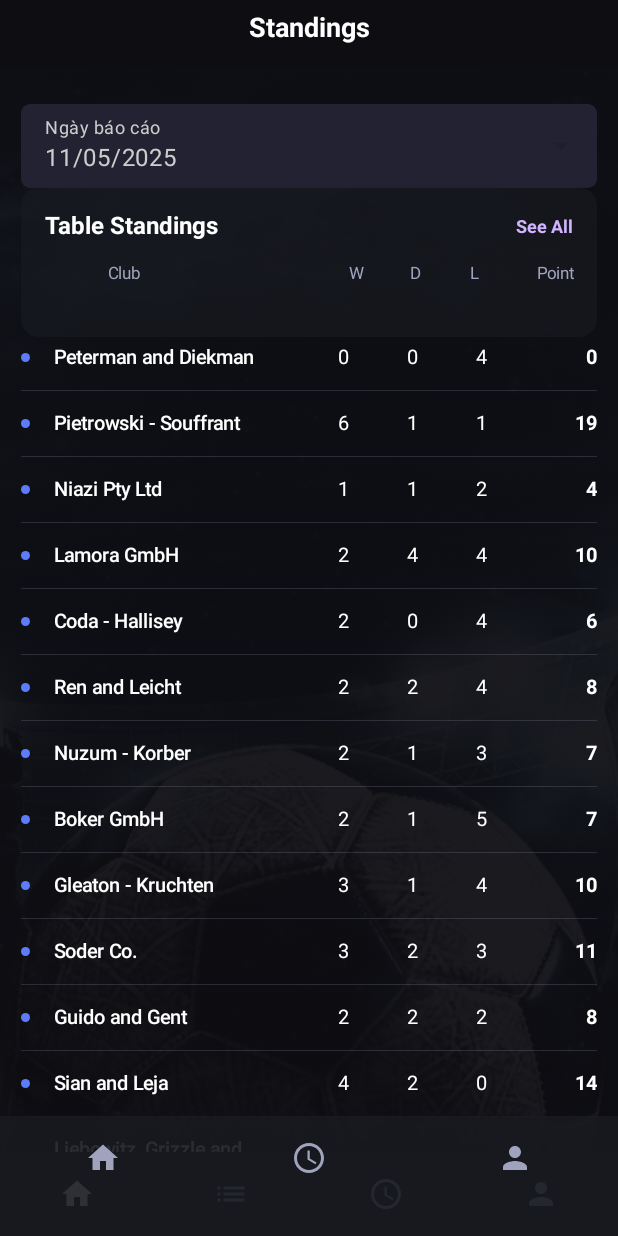
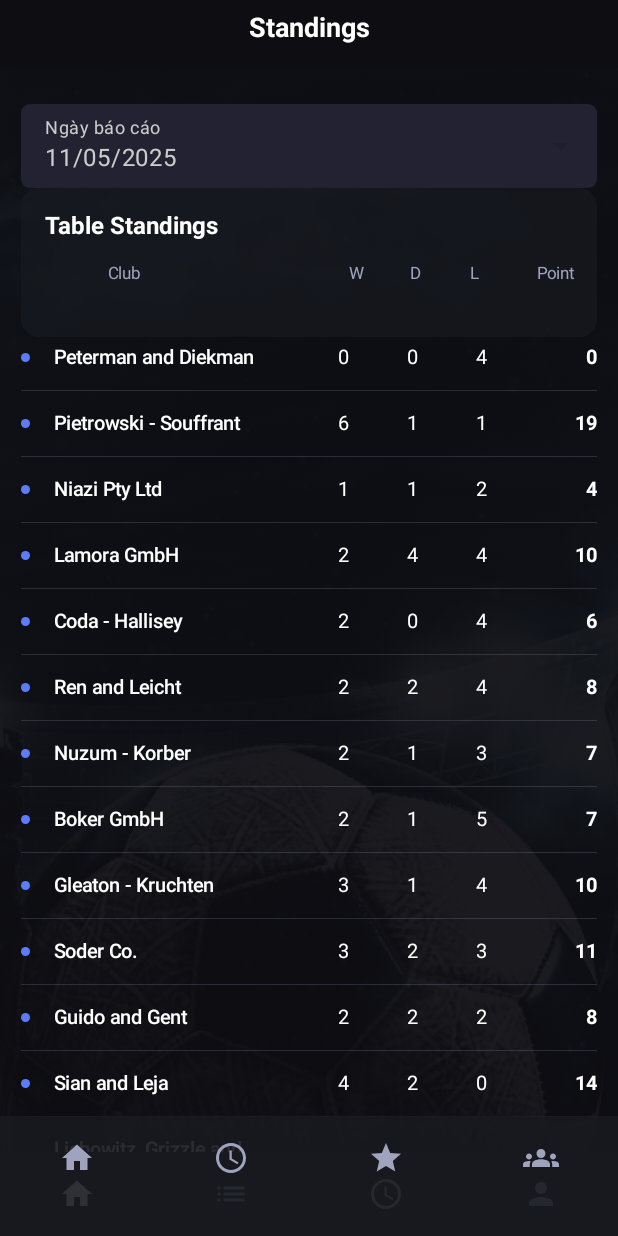
Before and after one commit to kohrabi/QuanLyBongDa, an Android app built with Jetpack Compose: the BaoCaoScreen screen opened through its navigation route, on a phone screen of 412 x 824 dp. Run offline under Robolectric (Android 15) with nearby library versions, the phone set to English and light mode, and no system bars; our stand-ins replace Dagger/Hilt's generated code, Room's generated code; pictures from the network do not load.

Commit message:
Clean up

```diff
--- a/app/src/main/java/com/example/quanlybongda/AppNavigation.kt
+++ b/app/src/main/java/com/example/quanlybongda/AppNavigation.kt
@@ -40,7 +40,6 @@ data class BottomNavigationRoute(
     val icon : ImageVector
 )
 
-val homeRoute = "baoCao";
 
 fun navigatePopUpTo(navController: NavController, routeName : String) {
     navController.navigate(routeName) {
@@ -58,6 +57,7 @@ fun navigatePopUpTo(navController: NavController, routeName : String) {
     }
 }
 
+val homeRoute = "baoCao";
 @Composable
 fun AppNavigation() {
     val navController = rememberNavController();
@@ -67,9 +67,10 @@ fun AppNavigation() {
 //        BottomNavigationType("login", "Home", Icons.Default.Home),
 //        BottomNavigationType("signUp", ,),
 //        BottomNavigationRoute("ghiNhan/1", "Home", Icons.Default.Home),
-        BottomNavigationRoute("baoCao", "Home", Icons.Default.Home),
-        BottomNavigationRoute("lapLich", "Schedule", Icons.Default.Schedule),
-        BottomNavigationRoute("hoSo", "Profile", Icons.Default.Person),
+        BottomNavigationRoute("baoCao", "Báo cáo", Icons.Default.Home),
+        BottomNavigationRoute("lapLich", "Lập lịch", Icons.Default.Schedule),
+        BottomNavigationRoute("muaGiai", "Mùa giải", Icons.Default.Star),
+        BottomNavigationRoute("doiBong", "Đội bóng", Icons.Default.Groups),
     )
 
     Scaffold(
@@ -110,7 +111,7 @@ fun AppNavigation() {
     ) { innerPadding ->
         NavHost(
             navController = navController,
-            startDestination = "doiBong",
+            startDestination = homeRoute,
             Modifier.fillMaxSize().background(DarkColorScheme.background)
         ) {
             val modifier = Modifier.padding(innerPadding);
@@ -128,7 +129,9 @@ fun AppNavigation() {
                 CauThuScreen(backStackEntry.arguments?.getInt("maDoi") ?: 0, navController, modifier)
             }
 
-            composable("cauThuInput") { CauThuInputScreen(navController, modifier) }
+            composable("cauThuInput/{maDoi}", arguments = listOf(navArgument("maDoi") { type = NavType.IntType})) { backStackEntry ->
+                CauThuInputScreen(backStackEntry.arguments?.getInt("maDoi") ?: 0, navController, modifier)
+            }
             composable("doiBongInput") { DoiBongInputScreen(navController, modifier) }
             composable("banThangInput") { BanThangInputScreen(navController, modifier) }
             composable("lichThiDauInput") { LichThiDauInputScreen(navController, modifier) }
--- a/app/src/main/java/com/example/quanlybongda/ui/jetpackcompose/screens/BaoCaoScreen.kt
+++ b/app/src/main/java/com/example/quanlybongda/ui/jetpackcompose/screens/BaoCaoScreen.kt
@@ -132,12 +132,12 @@ fun BaoCaoScreen(
                                 fontSize = 16.sp,
                                 fontWeight = FontWeight.Bold
                             )
-                            Text(
-                                text = "See All",
-                                color = standingsTextAccent,
-                                fontSize = 12.sp,
-                                fontWeight = FontWeight.Bold
-                            )
+//                            Text(
+//                                text = "See All",
+//                                color = standingsTextAccent,
+//                                fontSize = 12.sp,
+//                                fontWeight = FontWeight.Bold
+//                            )
                         }
 
                         Spacer(modifier = Modifier.height(16.dp))
--- a/app/src/main/java/com/example/quanlybongda/ui/jetpackcompose/screens/CauThuScreen.kt
+++ b/app/src/main/java/com/example/quanlybongda/ui/jetpackcompose/screens/CauThuScreen.kt
@@ -60,7 +60,10 @@ fun CauThuScreen(
 
     Scaffold(
         containerColor = Color(0xFF1C1D2B),
-        modifier = modifier
+        modifier = modifier,
+        floatingActionButton = {
+            AddFloatingButton("Cầu thủ", onClick = { navController.navigate("cauThuInput/${maDoi}")})
+        }
     ) { it
         Column(
             modifier = Modifier
--- a/app/src/main/java/com/example/quanlybongda/ui/jetpackcompose/screens/DoiBongScreen.kt
+++ b/app/src/main/java/com/example/quanlybongda/ui/jetpackcompose/screens/DoiBongScreen.kt
@@ -131,7 +131,6 @@ fun DoiBongScreen(
                     TeamCard(
                         team = doiBong,
                         onClick = {
-
                             navController.navigate("cauThu/${doiBong.maDoi}");
                         })
                 }
--- a/app/src/main/java/com/example/quanlybongda/ui/jetpackcompose/screens/MuaGiaiScreen.kt
+++ b/app/src/main/java/com/example/quanlybongda/ui/jetpackcompose/screens/MuaGiaiScreen.kt
@@ -1,6 +1,7 @@
 
 package com.example.quanlybongda.ui.jetpackcompose.screens
 
+import android.widget.Toast
 import androidx.compose.foundation.background
 import androidx.compose.foundation.border
 import androidx.compose.foundation.clickable
@@ -17,6 +18,7 @@ import androidx.compose.ui.Modifier
 import androidx.compose.ui.draw.clip
 import androidx.compose.ui.draw.shadow
 import androidx.compose.ui.graphics.Color
+import androidx.compose.ui.platform.LocalContext
 import androidx.compose.ui.text.font.FontWeight
 import androidx.compose.ui.tooling.preview.Preview
 import androidx.compose.ui.unit.dp
@@ -51,6 +53,7 @@ fun MuaGiaiScreen(
     modifier: Modifier = Modifier,
     viewModel: DatabaseViewModel = hiltViewModel(),
 ) {
+    val context = LocalContext.current;
     val selectedMuaGiai by viewModel.currentMuaGiai.collectAsState()
     var muaGiais by remember { mutableStateOf(listOf<MuaGiai>()) }
     val coroutineScope = rememberCoroutineScope()
@@ -112,6 +115,7 @@ fun MuaGiaiScreen(
                         onSeasonSelect = {
                             viewModel.selectMuaGiai(muaGiai)
                             coroutineScope.launch {
+                                Toast.makeText(context, "Chọn mùa giải ${muaGiai.tenMG} thành công", Toast.LENGTH_SHORT).show();
                                 delay(500)
                                 navigatePopUpTo(navController, homeRoute);
                             }
```
Also changed, not shown: app/src/main/java/com/example/quanlybongda/ui/jetpackcompose/screens/Input/CauThuInputScreen.kt (+2 -47 lines), app/src/main/java/com/example/quanlybongda/ui/jetpackcompose/screens/Input/DoiBongInputScreen.kt (+0 -45 lines).
